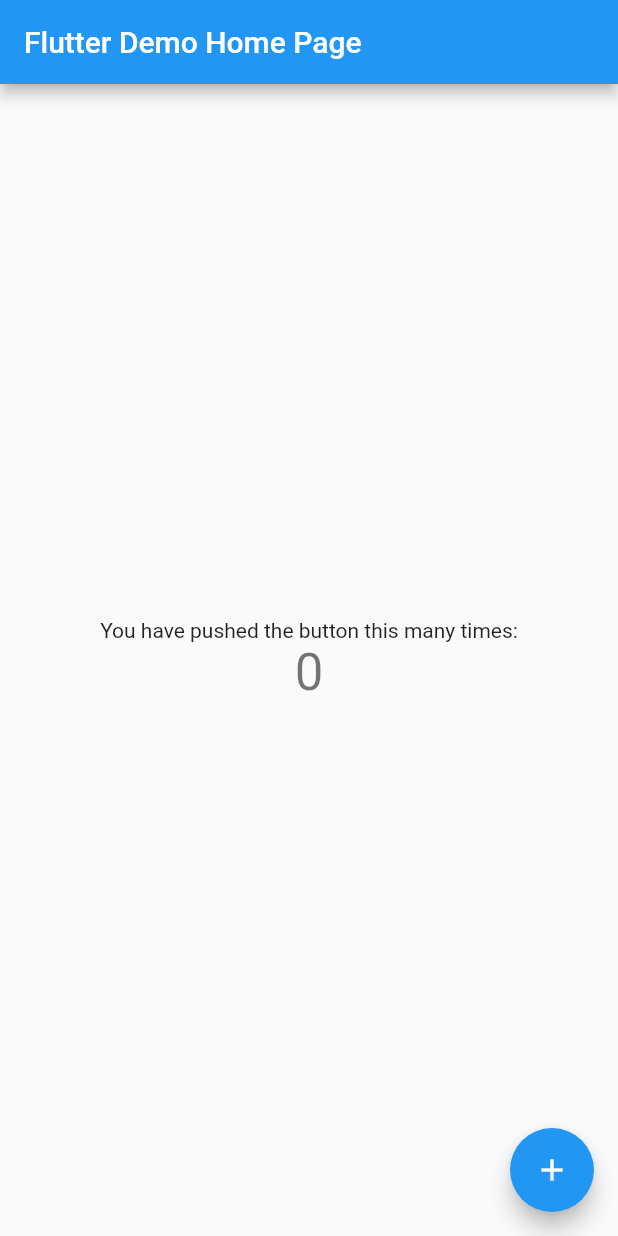
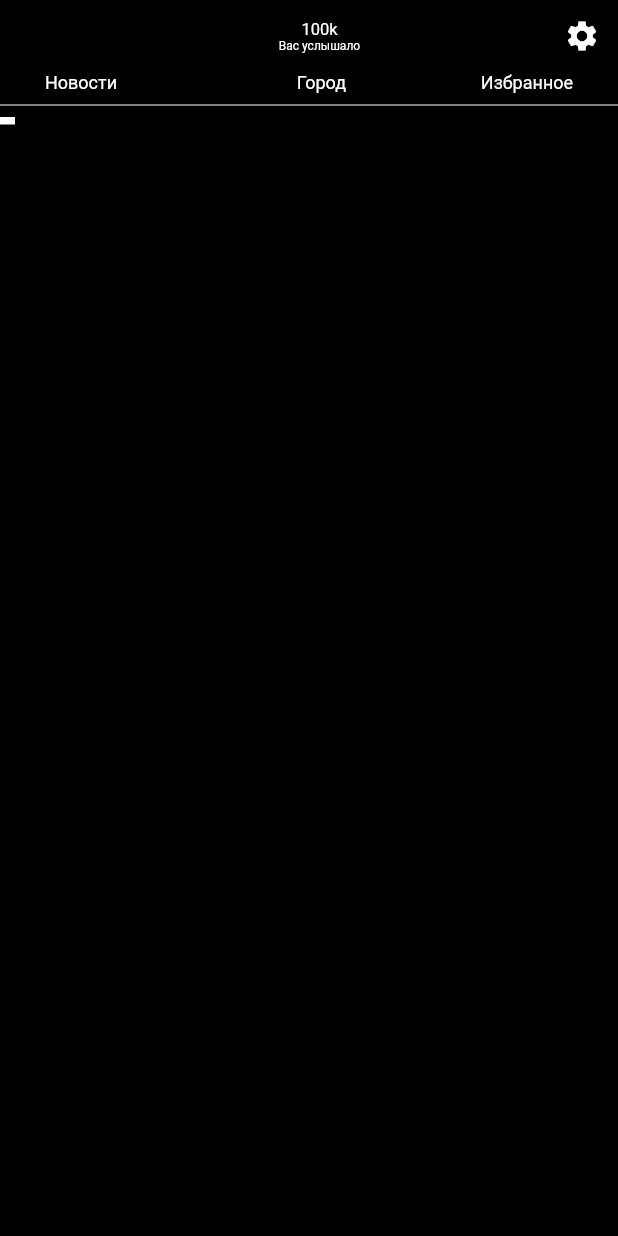
Before and after one commit to KistanovSerhii/ivoices, a Flutter app: the screen it shows after launch, on a phone screen of 412 x 824 dp. Run offline on Flutter 3.47's test engine with Material 2 defaults, Android fonts, the phone set to English and light mode, and no system bars.

Commit message:
add appBar body.dart

```diff
--- a/lib/internal/application.dart
+++ b/lib/internal/application.dart
@@ -10,7 +10,7 @@
       theme: ThemeData(
         primarySwatch: Colors.blue,
       ),
-      home: HomePage(title: 'Flutter Demo Home Page'),
+      home: HomePage(title: 'storyteller app'),
     );
   }
 }
--- /dev/null
+++ b/lib/presentation/home/body.dart
@@ -0,0 +1,60 @@
+import 'package:flutter/material.dart';
+
+Widget homeBody () {
+  return Column(
+    children: [
+      homeAppBar(),
+      homeFilterBar(),
+      Divider(color: Colors.white,),
+      filterSelector(),
+    ],
+  );
+}
+
+
+Widget homeAppBar() {
+  return Row(
+    children: [
+      Spacer(flex: 3,),
+      Center(child: appBarUserExperience()),
+      Spacer(flex: 2,),
+      IconButton(icon: Icon(Icons.settings), color: Colors.white, onPressed: () => {})
+    ],
+  );
+}
+
+Widget appBarUserExperience() {
+  return Column(
+        mainAxisAlignment: MainAxisAlignment.center,
+        children: [
+          Text("100k", style: TextStyle(fontSize: 11.0, color: Colors.white),),
+          Text("Вас услышало", style: TextStyle(fontSize: 8.0, color: Colors.white),),
+        ],
+      );
+}
+
+Widget homeFilterBar() {
+  return Container(
+    child: Row(
+      children: [
+        Spacer(flex: 1,),
+        Text("Новости", style: TextStyle(fontSize: 12.0, color: Colors.white),),
+        Spacer(flex: 4,),
+        Text("Город", style: TextStyle(fontSize: 12.0, color: Colors.white),),
+        Spacer(flex: 3,),
+        Text("Избранное", style: TextStyle(fontSize: 12.0, color: Colors.white),),
+        Spacer(),
+      ],
+    ),
+  );
+}
+
+Widget filterSelector() {
+  return Row(
+    children: [
+      Container(height: 5.0, width: 10.0, color: Colors.white,),
+      Container(height: 5.0, color: Colors.black,),
+      Container(height: 5.0, color: Colors.blue,),
+    ],
+  );
+}
--- a/lib/presentation/home/home.dart
+++ b/lib/presentation/home/home.dart
@@ -1,17 +1,24 @@
 import 'package:flutter/cupertino.dart';
 import 'package:flutter/material.dart';
+import 'package:storyteller/presentation/home/body.dart';
 
-class HomePage extends StatefulWidget {
+class HomePage extends StatelessWidget {
+  final String title;
   HomePage({Key key, this.title}) : super(key: key);
 
-  final String title;
-
   @override
-  _MyHomePageState createState() => _MyHomePageState();
+  Widget build(BuildContext context) {
+    return Scaffold(
+      backgroundColor: Colors.black,
+      body: SafeArea(child: homeBody()),
+    );
+  }
 }
 
-class _MyHomePageState extends State<HomePage> {
-  int _counter = 0;
+
+
+/*
+int _counter = 0;
 
   void _incrementCounter() {
     setState(() {
@@ -46,4 +53,4 @@
       ),
     );
   }
-}
+*/
```
